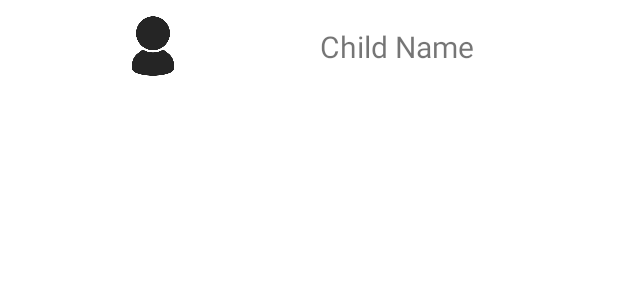
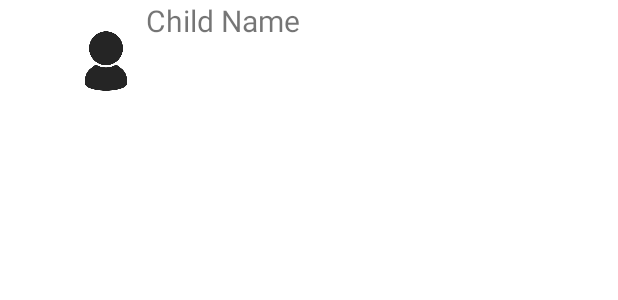
Before and after one commit to Maiquey/CMPT-276-Lithium-Parenting-App, an Android app: the layout child_config_item.xml on its own in the app's theme, with its tools: preview values and no code run, on a phone screen of 412 x 824 dp. Shown: the top 300 px of the screen. Run offline under Robolectric (Android 15) with nearby library versions, the phone set to English and light mode, and no system bars.

Commit message:
Add bitmap string in load

```diff
--- a/app/build.gradle
+++ b/app/build.gradle
@@ -46,6 +46,6 @@ dependencies {
     testImplementation 'org.junit.jupiter:junit-jupiter:5.8.1'
     androidTestImplementation 'androidx.test.ext:junit:1.1.3'
     androidTestImplementation 'androidx.test.espresso:espresso-core:3.4.0'
-    api 'com.theartofdev.edmodo:android-image-cropper:2.8.+'
+    api 'com.theartofdev.edmodo:android-image-cropper:2.8.0'
     implementation'com.squareup.picasso:picasso:2.5.2'
 }
--- a/app/src/main/java/ca/cmpt276/parentapp/model/SaveLoadData.java
+++ b/app/src/main/java/ca/cmpt276/parentapp/model/SaveLoadData.java
@@ -104,7 +104,8 @@ public class SaveLoadData {
             for (JsonElement child : jsonArrayChild){
                 JsonObject childObject = child.getAsJsonObject();
                 String name = childObject.get("name").getAsString();
-                Child newChild = new Child(name);
+                String photo = childObject.get("photo").getAsString();
+                Child newChild = new Child(name, photo);
                 childManager.addChild(newChild);
             }
         } catch (FileNotFoundException e) {
--- a/app/src/main/res/layout/child_config_item.xml
+++ b/app/src/main/res/layout/child_config_item.xml
@@ -1,36 +1,30 @@
 <?xml version="1.0" encoding="utf-8"?>
-<androidx.constraintlayout.widget.ConstraintLayout
-    xmlns:android="http://schemas.android.com/apk/res/android"
+<androidx.constraintlayout.widget.ConstraintLayout xmlns:android="http://schemas.android.com/apk/res/android"
     xmlns:app="http://schemas.android.com/apk/res-auto"
     xmlns:tools="http://schemas.android.com/tools"
     android:layout_width="match_parent"
     android:layout_height="match_parent">
-
-    <TextView
-        android:id="@+id/config_item_name"
-        android:layout_width="wrap_content"
-        android:layout_height="wrap_content"
-        android:layout_marginEnd="96dp"
-        android:text="@string/child_config_item_name_placeholder"
-        android:textSize="20sp"
-        app:layout_constraintBottom_toBottomOf="parent"
-        app:layout_constraintEnd_toEndOf="parent"
-        app:layout_constraintTop_toTopOf="parent"
-        app:layout_constraintVertical_bias="0.022"
-        tools:ignore="MissingConstraints" />
 
     <ImageView
         android:id="@+id/photo"
         android:layout_width="45dp"
         android:layout_height="49dp"
 
-        android:layout_marginStart="60dp"
-        app:layout_constraintBottom_toBottomOf="parent"
-        app:layout_constraintEnd_toStartOf="@+id/config_item_name"
-        app:layout_constraintHorizontal_bias="0.181"
+        android:layout_marginStart="48dp"
+        android:layout_marginTop="16dp"
         app:layout_constraintStart_toStartOf="parent"
         app:layout_constraintTop_toTopOf="parent"
-        app:layout_constraintVertical_bias="0.008"
         app:srcCompat="@drawable/childphoto" />
 
+    <TextView
+        android:id="@+id/config_item_name"
+        android:layout_width="wrap_content"
+        android:layout_height="wrap_content"
+        android:layout_marginStart="4dp"
+        android:text="@string/child_config_item_name_placeholder"
+        android:textSize="20sp"
+        app:layout_constraintStart_toEndOf="@+id/photo"
+        tools:ignore="MissingConstraints"
+        tools:layout_editor_absoluteY="28dp" />
+
 </androidx.constraintlayout.widget.ConstraintLayout>
```
Also changed, not shown: app/src/main/java/ca/cmpt276/parentapp/ui/ChildAdd.java (+29 -72 lines).
